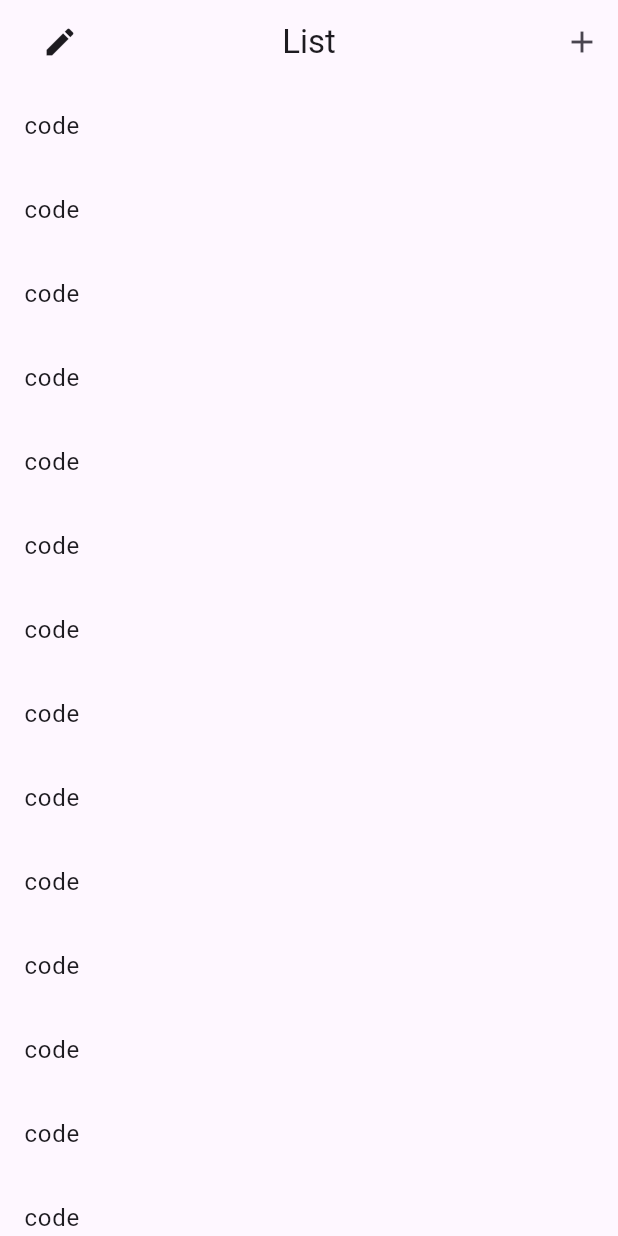
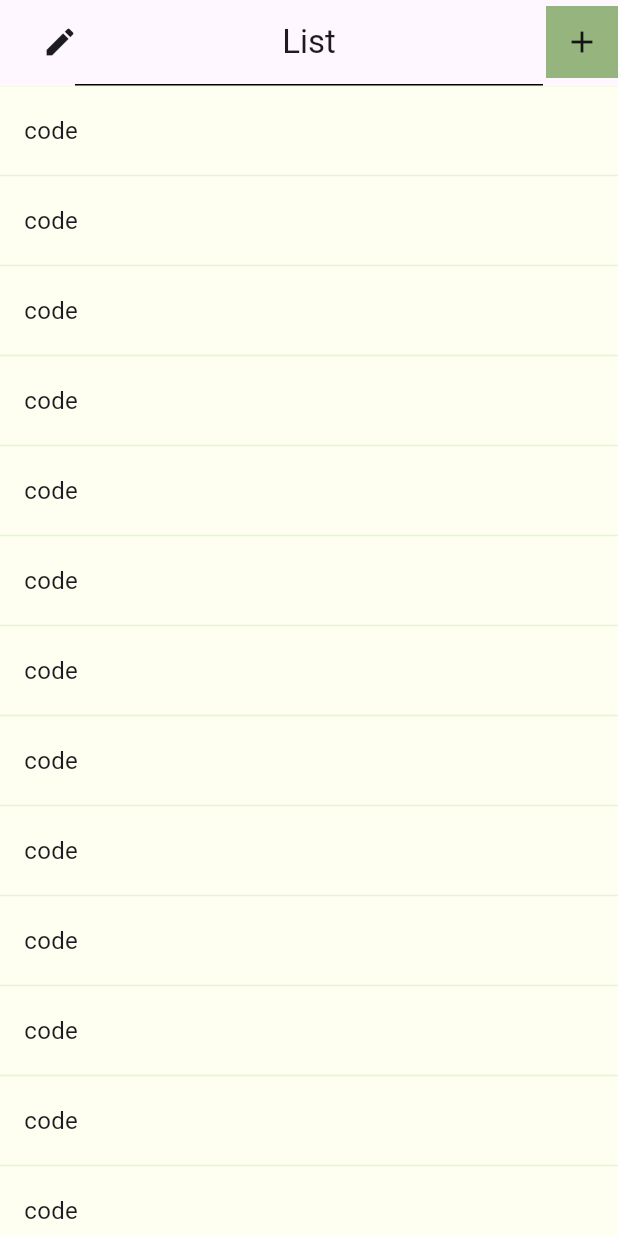
Before and after one commit to TEAM-LEG3ND/dango, a Flutter app: the screen it shows after launch, on a phone screen of 412 x 824 dp. Run offline on Flutter 3.47's test engine with Material 3 defaults, Android fonts, the light colour scheme and no system bars; our stand-ins replace realm; generated files the repository leaves out were written again; statements that could not run were skipped.

Commit message:
group list css

```diff
--- a/lib/pages/expense_page.dart
+++ b/lib/pages/expense_page.dart
@@ -52,6 +52,7 @@ class _ExpensePageState extends State<ExpensePage> {
   @override
   Widget build(BuildContext context) {
     final viewModel = Provider.of<ExpenseViewModel>(context, listen: false);
+
     return GestureDetector(
       onTap: () {
         if (_isEditing) {
@@ -103,7 +104,20 @@ class _ExpensePageState extends State<ExpensePage> {
             viewModel.goBack();
           },
         ),
-        body: ExpenseView(groupId: widget.groupId, groupName: widget.groupName),
+        body: Column(
+          children: [
+            Container(
+              height: 1, // Set the height of the line
+              color: Colors.black, // Line color
+              margin: const EdgeInsets.symmetric(
+                  horizontal: 50), // Centered margins
+            ),
+            Expanded(
+              child: ExpenseView(
+                  groupId: widget.groupId, groupName: widget.groupName),
+            ),
+          ],
+        ),
       ),
     );
   }
--- a/lib/pages/group_list_page.dart
+++ b/lib/pages/group_list_page.dart
@@ -39,13 +39,19 @@ class _GroupPageState extends State<GroupPage> {
         title: const Text('List'),
         action: _isEditing
             ? IconButton(
-                icon: const Icon(Icons.delete, color: Colors.red),
+                icon: const Icon(Icons.delete, color: Colors.black),
                 onPressed: () {
                   _showDeleteConfirmationDialog(context);
                 },
               )
-            : IconButton(
-                icon: const Icon(Icons.add),
+            : Container(
+                decoration: const BoxDecoration(
+                  color: Color(0xff95B47E), // Change this to your desired color
+                  shape: BoxShape.rectangle, // Rounded corners
+                ),
+                child: IconButton(
+                  icon: const Icon(Icons.add,
+                      color: Color(0xff131313)), // Icon color
                   onPressed: () async {
                     await viewModel.addNewGroup('New Group');
                     final newGroup = viewModel.groups.last;
@@ -63,26 +69,33 @@ class _GroupPageState extends State<GroupPage> {
                     // Show the AddMemberDialog and wait for the result
                     bool? memberCreated = await showDialog(
                       context: context,
-                    builder: (context) => AddMemberDialog(groupId: newGroup.id),
+                      builder: (context) =>
+                          AddMemberDialog(groupId: newGroup.id),
                     );
 
                     // If no member was created, cancel creating the new group
                     if (memberCreated == null || !memberCreated) {
-                    // Optionally, you can remove the last group added if necessary
-
                       Navigator.pop(context);
-                    viewModel.removeGroup(
-                        newGroup); // Adjust this based on your logic
-
+                      viewModel.removeGroup(newGroup);
                       return; // Exit the method
                     }
                   },
+                ),
               ),
         onLeadingTap: () {
           Navigator.pop(context);
         },
       ),
-      body: GroupListView(
+      body: Column(
+        children: [
+          Container(
+            height: 1, // Height of the line
+            color: Colors.black, // Line color
+            margin:
+                const EdgeInsets.symmetric(horizontal: 50), // Centered margins
+          ),
+          Expanded(
+            child: GroupListView(
               isEditing: _isEditing,
               selectedGroups: _selectedGroups,
               onSelectGroup: (Group group, bool isSelected) {
@@ -94,6 +107,9 @@ class _GroupPageState extends State<GroupPage> {
                   }
                 });
               },
+            ),
+          ),
+        ],
       ),
     );
   }
--- a/lib/views/expense_view.dart
+++ b/lib/views/expense_view.dart
@@ -35,7 +35,7 @@ class _ExpenseViewState extends State<ExpenseView> {
         if (group == null) {
           return Scaffold(
             appBar: AppBar(
-              title: const Text("Group Detailffs"),
+              title: const Text("Group Details"),
             ),
             body: const Center(
               child: CircularProgressIndicator(),
@@ -45,9 +45,6 @@ class _ExpenseViewState extends State<ExpenseView> {
 
         return Column(
           children: <Widget>[
-            const SizedBox(
-              height: 10,
-            ),
             Expanded(
               child: SingleChildScrollView(
                 child: Column(
--- a/lib/views/list_view.dart
+++ b/lib/views/list_view.dart
@@ -26,22 +26,14 @@ class GroupListView extends StatelessWidget {
         final group = viewModel.groups[index];
         final isSelected = selectedGroups.contains(group);
 
-        return ListTile(
-          title: Text(group.name),
-          trailing: isEditing
-              ? Checkbox(
-                  value: isSelected,
-                  onChanged: (bool? value) {
-                    onSelectGroup(group, value ?? false);
-                  },
-                )
-              : null,
+        return GestureDetector(
           onTap: isEditing
               ? () {
                   // Select or deselect the group
                   onSelectGroup(group, !isSelected);
                 }
               : () {
+                  // Navigate to the ExpensePage
                   Navigator.push(
                     context,
                     MaterialPageRoute(
@@ -52,6 +44,65 @@ class GroupListView extends StatelessWidget {
                     ),
                   );
                 },
+          child: Container(
+            height: 60, // Fixed height for consistent row height
+            decoration: BoxDecoration(
+              color: isEditing
+                  ? null
+                  : const Color(0xffFFFFF1), // Lighter green when not editing
+              border: const Border(
+                top: BorderSide(
+                  color: Color(0xffDEF2CF),
+                  width: 0.5,
+                ),
+                bottom: BorderSide(
+                  color: Color(0xffDEF2CF),
+                  width: 0.5,
+                ),
+              ),
+            ),
+            child: isEditing
+                ? Row(
+                    children: [
+                      // Left Block (70% lighter green)
+                      Expanded(
+                        flex: 85,
+                        child: Container(
+                          color: const Color(0xffFFFFF1),
+                          alignment: Alignment.centerLeft,
+                          padding: const EdgeInsets.symmetric(horizontal: 16),
+                          child: Text(
+                            group.name,
+                            style: const TextStyle(fontSize: 16),
+                          ),
+                        ),
+                      ),
+                      // Right Block (30% darker green with checkbox)
+                      Expanded(
+                        flex: 15,
+                        child: Container(
+                          color: const Color(0xffDEF2CF),
+                          alignment: Alignment.center, // Center the checkbox
+                          child: Checkbox(
+                            value: isSelected,
+                            onChanged: (bool? value) {
+                              onSelectGroup(group, value ?? false);
+                            },
+                          ),
+                        ),
+                      ),
+                    ],
+                  )
+                : Container(
+                    alignment: Alignment.centerLeft, // Align text to the left
+                    padding: const EdgeInsets.symmetric(horizontal: 16),
+                    child: Text(
+                      group.name,
+                      style: const TextStyle(fontSize: 16),
+                      textAlign: TextAlign.left,
+                    ),
+                  ),
+          ),
         );
       },
     );
--- a/lib/views/widgets/add_expense_dialog.dart
+++ b/lib/views/widgets/add_expense_dialog.dart
@@ -32,7 +32,6 @@ class _AddExpenseDialogState extends State<AddExpenseDialog> {
     final viewModel = Provider.of<ExpenseViewModel>(context);
 
     List<Member> groupMembers = viewModel.getMembersByGroupId(widget.groupId);
-
     if (selectedMember == null && groupMembers.isNotEmpty) {
       selectedMember = groupMembers.first.name;
     }
```
Lines whose indentation alone changed are shown as unchanged.
